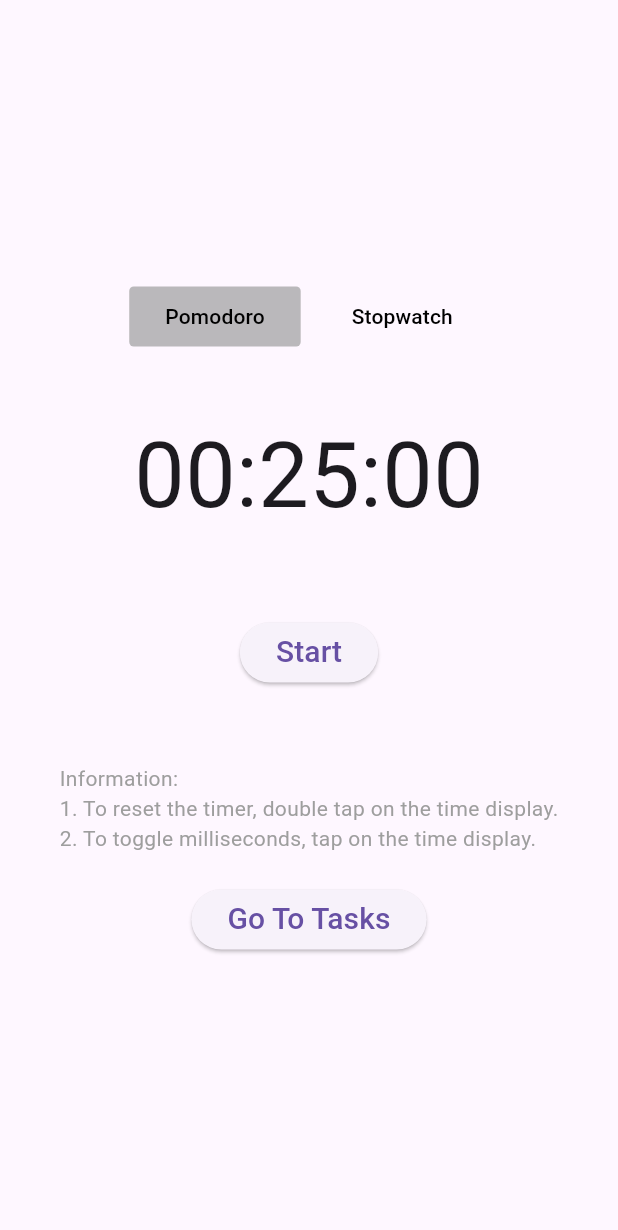
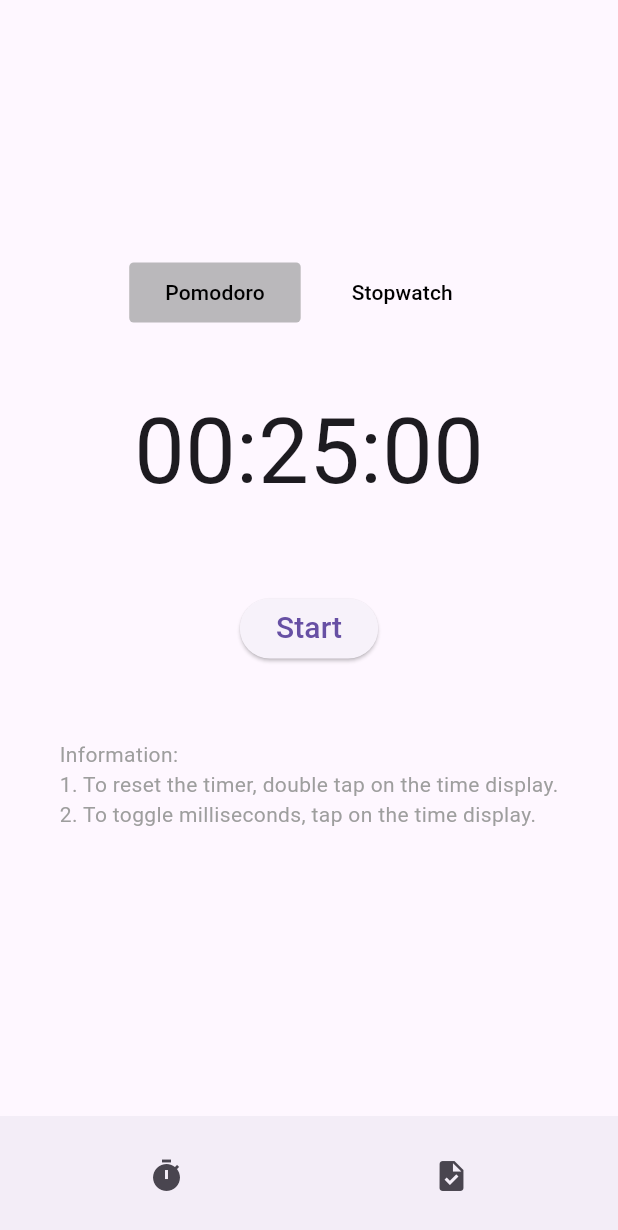
Before and after one commit to supanadit/fomoless, a Flutter app: the screen it shows after launch, on a phone screen of 412 x 824 dp. Shown: the top 1230 px of the screen. Run offline on Flutter 3.47's test engine with Material 3 defaults, Android fonts, the phone set to English and light mode, and no system bars; our stand-ins replace bloc_concurrency, flutter_bloc, go_router, stream_transform.

Commit message:
feat: enhance TimerPage navigation with icon buttons for improved user experience

```diff
--- a/lib/features/timer/presentation/page/timer_page.dart
+++ b/lib/features/timer/presentation/page/timer_page.dart
@@ -54,12 +54,24 @@
                               const SizedBox(height: 50),
                               const InformationWidget(),
                               const SizedBox(height: 20),
-                              ElevatedButton(
-                                onPressed: () => context.go('/tasks'),
-                                child: const Text(
-                                  "Go To Tasks",
-                                  style: TextStyle(fontSize: 20.0),
-                                ),
+                            ],
+                          ),
+                        ),
+                        bottomNavigationBar: BottomAppBar(
+                          child: Row(
+                            mainAxisAlignment: MainAxisAlignment.spaceAround,
+                            children: [
+                              IconButton(
+                                icon: const Icon(Icons.timer),
+                                onPressed: () {
+                                  context.go('/'); // Navigate to Timer Page
+                                },
+                              ),
+                              IconButton(
+                                icon: const Icon(Icons.task),
+                                onPressed: () {
+                                  context.go('/tasks'); // Navigate to Task Page
+                                },
                               ),
                             ],
                           ),
```
